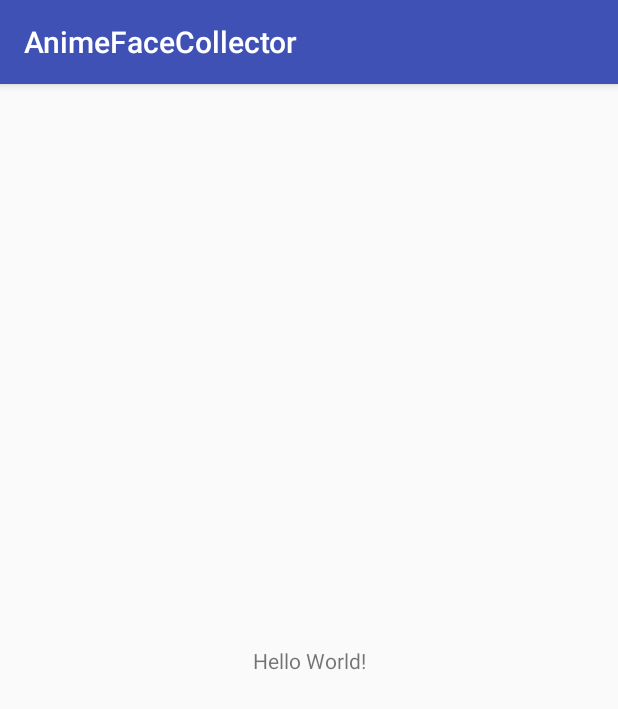
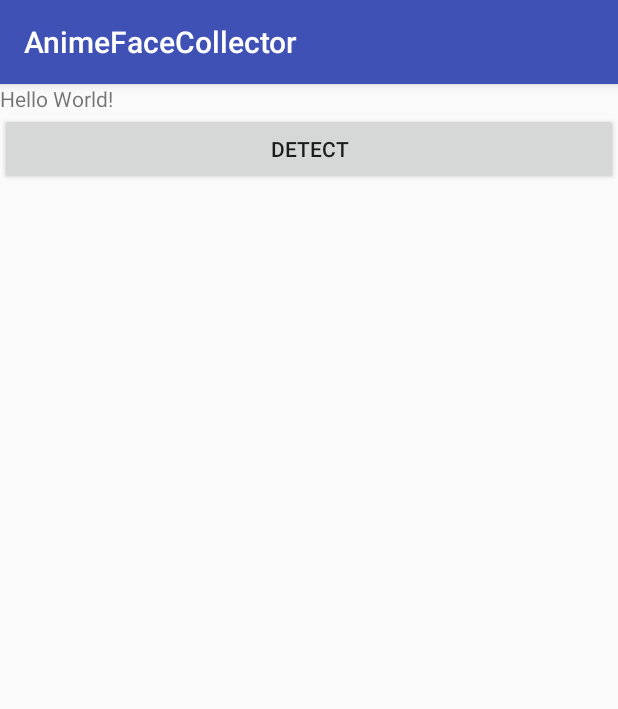
Before and after one commit to tks10/AnimeFaceCollector, an Android app: the screen it shows after launch (MainActivity), on a phone screen of 412 x 824 dp. Shown: the top 709 px of the screen. Run offline under Robolectric (Android 15) with nearby library versions, the phone set to English and light mode, and no system bars; 2 statements that could not run were skipped.

Commit message:
[add] Future of Facial Detection

```diff
--- a/app/src/main/res/layout/activity_main.xml
+++ b/app/src/main/res/layout/activity_main.xml
@@ -7,14 +7,34 @@
     android:layout_height="match_parent"
     tools:context=".MainActivity">
 
-    <TextView
-        android:id="@+id/sample_text"
-        android:layout_width="wrap_content"
-        android:layout_height="wrap_content"
-        android:text="Hello World!"
+    <LinearLayout
+        android:id="@+id/liner_layout"
+        android:layout_width="match_parent"
+        android:layout_height="match_parent"
+        android:orientation="vertical"
+        tools:layout_editor_absoluteX="8dp"
+        tools:layout_editor_absoluteY="8dp"
         app:layout_constraintBottom_toBottomOf="parent"
         app:layout_constraintLeft_toLeftOf="parent"
         app:layout_constraintRight_toRightOf="parent"
-        app:layout_constraintTop_toTopOf="parent" />
+        app:layout_constraintTop_toTopOf="parent">
+
+        <TextView
+            android:id="@+id/sample_text"
+            android:layout_width="match_parent"
+            android:layout_height="wrap_content"
+            android:text="Hello World!"
+            app:layout_constraintBottom_toBottomOf="parent"
+            app:layout_constraintLeft_toLeftOf="parent"
+            app:layout_constraintRight_toRightOf="parent"
+            app:layout_constraintTop_toTopOf="parent" />
+
+        <Button
+            android:id="@+id/detect_button"
+            android:layout_width="match_parent"
+            android:layout_height="wrap_content"
+            android:text="Detect" />
+    </LinearLayout>
+
 
 </android.support.constraint.ConstraintLayout>
```
Also changed, not shown: app/src/main/java/net/subroh0508/animefacecollector/MainActivity.kt (+60 -0 lines), app/src/main/java/net/subroh0508/animefacecollector/util/FaceDetector.kt (+28 -14 lines), app/src/main/res/drawable/face_detect_test.png (renamed from app/src/main/java/net/subroh0508/animefacecollector/util/face_detect_test.png), app/src/main/res/raw/lbpcascade_animeface.xml (renamed from app/src/main/java/net/subroh0508/animefacecollector/util/lbpcascade_animeface.xml).
